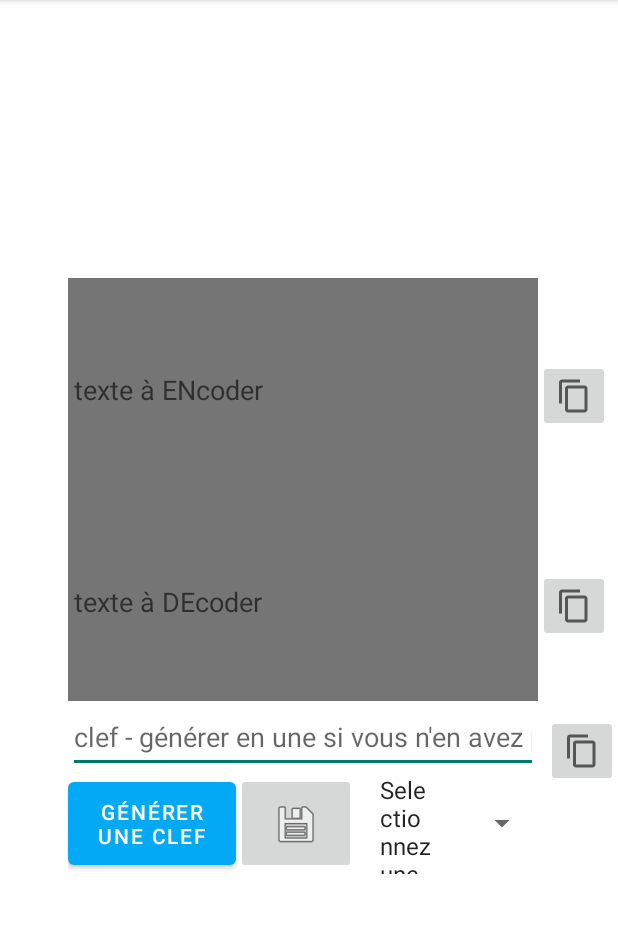
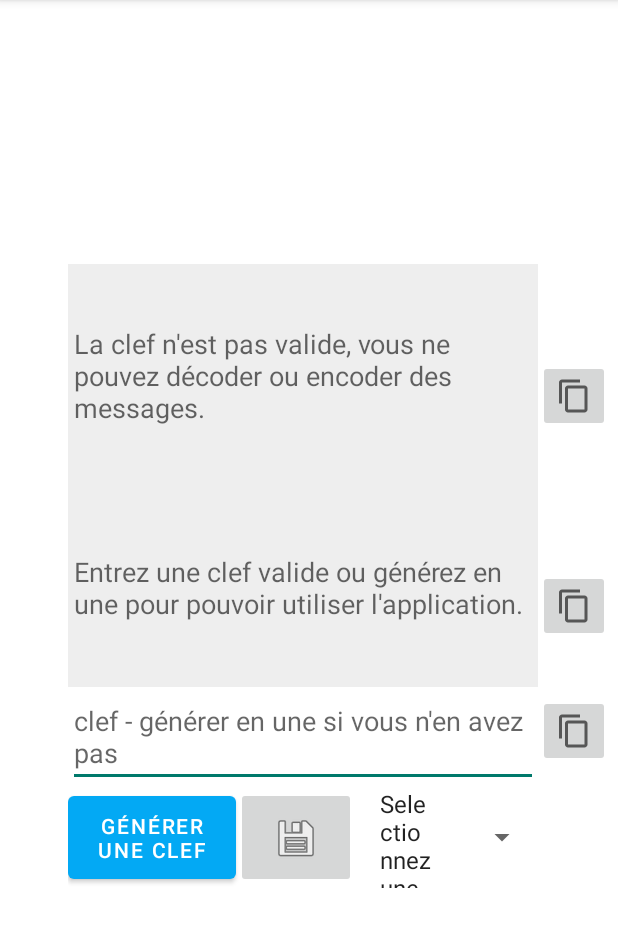
Before and after one commit to AlexandreLourencinho/LeTranscodeurApk, an Android app: the LeTranscodeur screen opened directly, with no data from a screen before it, on a phone screen of 412 x 824 dp, the part 84-1031 px from its top. Run offline under Robolectric (Android 15) with nearby library versions, the phone set to English and light mode, and no system bars.

Commit message:
bouhouhou la modif snif

```diff
--- a/app/src/main/java/pt/loual/letranscodeur/LeTranscodeur.java
+++ b/app/src/main/java/pt/loual/letranscodeur/LeTranscodeur.java
@@ -47,8 +47,6 @@ public class LeTranscodeur extends AppCompatActivity
     private ImageButton boutonSauverClef;
     private EditText champNom;
     private Spinner spinnerClefs;
-    private ArrayList<Clefs> arrayListClefs;
-    private ArrayAdapter<Clefs> adapterListeClefs;
     private ImageButton copieClair;
     private ImageButton copieCrypte;
     private ImageButton copieClef;
@@ -63,6 +61,7 @@ public class LeTranscodeur extends AppCompatActivity
         return true;
     }
 
+    @SuppressLint("NonConstantResourceId")
     @Override
     public boolean onOptionsItemSelected(MenuItem item) {
         switch (item.getItemId()){
@@ -84,6 +83,8 @@ public class LeTranscodeur extends AppCompatActivity
     @Override
     protected void onCreate(Bundle savedInstanceState)
     {
+        Outils outils = new Outils();
+
         super.onCreate(savedInstanceState);
         setContentView(R.layout.activity_le_transcodeur);
         //||-------------------------------------------------------||
@@ -111,7 +112,9 @@ public class LeTranscodeur extends AppCompatActivity
         //------------------------------------------------------------------||
         BaseClefs bdd = new BaseClefs(this);//----------------------||
         bdd.creerDefaut();//------------------------------------------------||
-        menuSelection();//--------------------------------------------------||
+        spinnerClefs = outils.menuSelection(spinnerClefs, LeTranscodeur.this);//--------------------------------------------------||
+        registerForContextMenu(spinnerClefs);//
+        spinnerClefs.setSelection(0);
         //------------------------------------------------------------------||
 
 
@@ -169,9 +172,14 @@ public class LeTranscodeur extends AppCompatActivity
                     }//
                     else {//
                         activer();
-                        System.out.println(chmpClef.getText().toString());//
-                        trans = new Transcodeur(chmpClef.getText().toString());//
-                        chmpCrypte.setText(trans.encode(chmpClair.getText().toString()));//
+//                        System.out.println(chmpClef.getText().toString());//
+                        StringBuilder sb = new StringBuilder();
+                        for(String ligne : chmpClair.getText().toString().split("\n")){
+                            trans = new Transcodeur(chmpClef.getText().toString());//
+                            sb.append(ligne);
+                            chmpCrypte.setText(trans.encode(sb.toString()));//
+                        }
+
                     }//
                 }
             }//
@@ -205,8 +213,13 @@ public class LeTranscodeur extends AppCompatActivity
                         desactiver();
                     } else {//
                         activer();
-                        trans = new Transcodeur(chmpClef.getText().toString());//
-                        chmpClair.setText(trans.decode(chmpCrypte.getText().toString()));//
+                        StringBuilder sb = new StringBuilder();
+                        for( String ligne : chmpCrypte.getText().toString().split("")){
+                            trans = new Transcodeur(chmpClef.getText().toString());//
+                            sb.append(ligne);
+                            chmpClair.setText(trans.decode(sb.toString()));//
+                        }
+
                     }//
                 }//
             }//
@@ -344,7 +357,7 @@ public class LeTranscodeur extends AppCompatActivity
                                     Outils alarme = new Outils();//
                                     alarme.alerteuh(LeTranscodeur.this, R.string.titreReussiteInsertion, R.string.reussiteInsertion, R.string.OK);//
                                     //
-                                    menuSelection();//
+                                    alarme.menuSelection(spinnerClefs, LeTranscodeur.this);//
                                 }//
                             }//
                         })//
@@ -388,20 +401,6 @@ public class LeTranscodeur extends AppCompatActivity
     }//
 
 
-    /**
-     *
-     */
-    public void menuSelection()//
-    {//
-        BaseClefs bdd = new BaseClefs(LeTranscodeur.this);//
-        arrayListClefs = bdd.liste();//
-        adapterListeClefs = new ArrayAdapter<>(LeTranscodeur.this, //
-                android.R.layout.simple_list_item_1, android.R.id.text1, this.arrayListClefs);//
-        spinnerClefs.setAdapter(adapterListeClefs);//
-        registerForContextMenu(spinnerClefs);//
-        spinnerClefs.setSelection(0);//
-    }//
-    //
 
 
     /**
@@ -410,9 +409,11 @@ public class LeTranscodeur extends AppCompatActivity
     public void desactiver()//
     {//
         chmpClair.setEnabled(false);//
-        chmpClair.setBackgroundResource(R.color.grey_600);//
+        chmpClair.setBackgroundResource(R.color.grey_200);//
         chmpCrypte.setEnabled(false);//
-        chmpCrypte.setBackgroundResource(R.color.grey_600);//
+        chmpCrypte.setBackgroundResource(R.color.grey_200);//
+        chmpCrypte.setHint(R.string.conseilCrypt);
+        chmpClair.setHint(R.string.conseilClair);
     }//
     //
 
@@ -425,6 +426,8 @@ public class LeTranscodeur extends AppCompatActivity
         chmpClair.setBackgroundResource(R.color.white);//
         chmpCrypte.setEnabled(true);//
         chmpCrypte.setBackgroundResource(R.color.white);//
+        chmpCrypte.setHint(R.string.vide);
+        chmpClair.setHint(R.string.vide);
     }//
     //
 }
--- a/app/src/main/java/pt/loual/letranscodeur/model/BaseClefs.java
+++ b/app/src/main/java/pt/loual/letranscodeur/model/BaseClefs.java
@@ -78,7 +78,7 @@ public class BaseClefs extends SQLiteOpenHelper implements DAOinterface<Clefs> {
             ContentValues valeurs = new ContentValues();
             valeurs.put(COLONNE_NOM,o.getNom());
             valeurs.put(COLONNE_CONTENU,o.getContenu());
-            db.update(TABLE_CLEFS,valeurs,COLONNE_ID+"=?",new String[]{String.valueOf(o.getId())});
+            db.update(TABLE_CLEFS,valeurs,COLONNE_ID+" = ?",new String[]{String.valueOf(o.getId())});
             list.put(true,null);
             return list;
         } catch (Exception e) {
@@ -100,7 +100,6 @@ public class BaseClefs extends SQLiteOpenHelper implements DAOinterface<Clefs> {
             list.put(false,e);
             return list;
         }
-
 
     }
 
--- a/app/src/main/java/pt/loual/letranscodeur/outils/Outils.java
+++ b/app/src/main/java/pt/loual/letranscodeur/outils/Outils.java
@@ -5,15 +5,27 @@ import android.content.ClipData;
 import android.content.ClipboardManager;
 import android.content.Context;
 import android.os.Build;
+import android.widget.Adapter;
+import android.widget.ArrayAdapter;
 import android.widget.EditText;
+import android.widget.Spinner;
 
 import androidx.annotation.RequiresApi;
 
+import java.util.ArrayList;
+
 import pt.loual.letranscodeur.LeTranscodeur;
 import pt.loual.letranscodeur.R;
+import pt.loual.letranscodeur.model.BaseClefs;
+import pt.loual.letranscodeur.model.Clefs;
 
 public class Outils
 {
+
+
+    private ArrayList<Clefs> arrayListClefs;
+    private ArrayAdapter<Clefs> adapterListeClefs;
+
     public void copierText(Context context, EditText editexte)
     {
 
@@ -47,4 +59,20 @@ public class Outils
         }//
     }//
 //
+
+    /**
+     *
+     */
+    public Spinner menuSelection(Spinner spinner, Context context)//
+    {//
+        BaseClefs bdd = new BaseClefs(context);//
+        arrayListClefs = bdd.liste();//
+        adapterListeClefs = new ArrayAdapter<>(context, //
+                android.R.layout.simple_list_item_1, android.R.id.text1, this.arrayListClefs);//
+        spinner.setAdapter(adapterListeClefs);//
+        return spinner;
+//
+    }//
+    //
+
 }
--- a/app/src/main/res/layout/activity_gestion_clefs.xml
+++ b/app/src/main/res/layout/activity_gestion_clefs.xml
@@ -51,6 +51,7 @@
                 android:layout_width="wrap_content"
                 android:layout_height="match_parent"
                 android:layout_weight="1"
+                android:onClick="modifierLaClef"
                 android:text="@string/modifier" />
 
             <Button
@@ -58,6 +59,7 @@
                 android:layout_width="wrap_content"
                 android:layout_height="match_parent"
                 android:layout_weight="1"
+                android:onClick="supprimerLaClef"
                 android:text="@string/supprimer" />
         </LinearLayout>
 
--- a/app/src/main/res/layout/activity_le_transcodeur.xml
+++ b/app/src/main/res/layout/activity_le_transcodeur.xml
@@ -26,7 +26,7 @@
             android:layout_height="150dp"
             android:ems="10"
             android:hint="@string/txt_encoder"
-            android:inputType="textPersonName"
+            android:inputType="textMultiLine"
             android:minHeight="48dp" />
 
         <EditText
@@ -35,7 +35,7 @@
             android:layout_height="132dp"
             android:ems="10"
             android:hint="@string/txt_decoder"
-            android:inputType="textPersonName"
+            android:inputType="textMultiLine"
             android:minHeight="48dp" />
 
         <EditText
@@ -44,7 +44,7 @@
             android:layout_height="wrap_content"
             android:ems="10"
             android:hint="@string/txt_clef"
-            android:inputType="textPersonName"
+            android:inputType="textMultiLine"
             android:minHeight="48dp" />
 
         <LinearLayout
@@ -114,15 +114,15 @@
         android:id="@+id/copieClef"
         android:layout_width="wrap_content"
         android:layout_height="wrap_content"
-        android:layout_marginTop="48dp"
+        android:layout_marginTop="35dp"
         android:minHeight="48dp"
         android:onClick="copierClef"
         app:layout_constraintBottom_toBottomOf="parent"
         app:layout_constraintEnd_toEndOf="parent"
-        app:layout_constraintHorizontal_bias="1.0"
+        app:layout_constraintHorizontal_bias="0.986"
         app:layout_constraintStart_toStartOf="parent"
         app:layout_constraintTop_toBottomOf="@+id/copieCrypte"
-        app:layout_constraintVertical_bias="0.004"
+        app:layout_constraintVertical_bias="0.0"
         app:srcCompat="?attr/actionModeCopyDrawable"
         tools:ignore="SpeakableTextPresentCheck" />
 
--- a/app/src/main/res/values/strings.xml
+++ b/app/src/main/res/values/strings.xml
@@ -35,11 +35,31 @@
     <string name="titreClefInvalide">Erreur de clef - iv</string>
     <string name="messageClefInvalide">La clef n\'est pas dans un format valide</string>
     <string name="gestionClefs">Gestion des clefs</string>
-        <string name="modifier">Modifier</string>
-        <string name="supprimer">Supprimer</string>
-<!--        <string name=""></string>-->
-<!--        <string name=""></string>-->
-    <!--    <string name=""></string>-->
+    <string name="modifier">Modifier</string>
+    <string name="supprimer">Supprimer</string>
+    <string name="conseilClair">La clef n\'est pas valide, vous ne pouvez décoder ou encoder des messages.</string>
+    <string name="conseilCrypt">Entrez une clef valide ou générez en une pour pouvoir utiliser l\'application.</string>
+    <string name="vide" />
+    <string name="titreErreurModif">Erreur DAO-M-GC</string>
+    <string name="messageErreurModif">Il y a eu une erreur lors de la modification de la clef.</string>
+    <string name="titreReussiteModif">Clef modifiée!</string>
+    <string name="messageReussiteModif">La clef à bien été modifiée!</string>
+    <string name="titreErreurSuppression">Erreur DAO-S-GC</string>
+    <string name="messageErreurSuppression">Il y a eu une erreur lors de la tentative de supression.</string>
+            <string name="titreSuppressionReussie">Suppression de la clef réussie!</string>
+            <string name="messageSuppressionReussie">Vous avez supprimé la clef !</string>
+<!--            <string name=""></string>-->
+<!--            <string name=""></string>-->
+    <!--        <string name=""></string>-->
+    <!--        <string name=""></string>-->
+    <!--        <string name=""></string>-->
+    <!--        <string name=""></string>-->
+    <!--        <string name=""></string>-->
+    <!--        <string name=""></string>-->
+    <!--        <string name=""></string>-->
+    <!--        <string name=""></string>-->
+    <!--        <string name=""></string>-->
+    <!--        <string name=""></string>-->
 
 
 </resources>
```
Also changed, not shown: app/src/main/java/pt/loual/letranscodeur/GestionClefs.java (+87 -9 lines).
